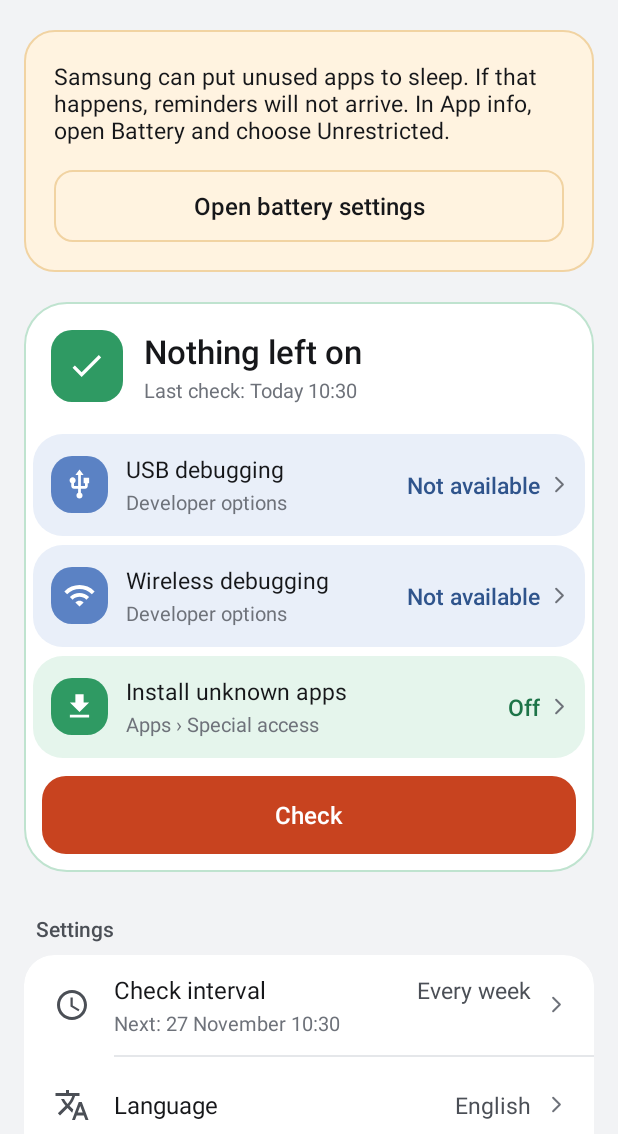
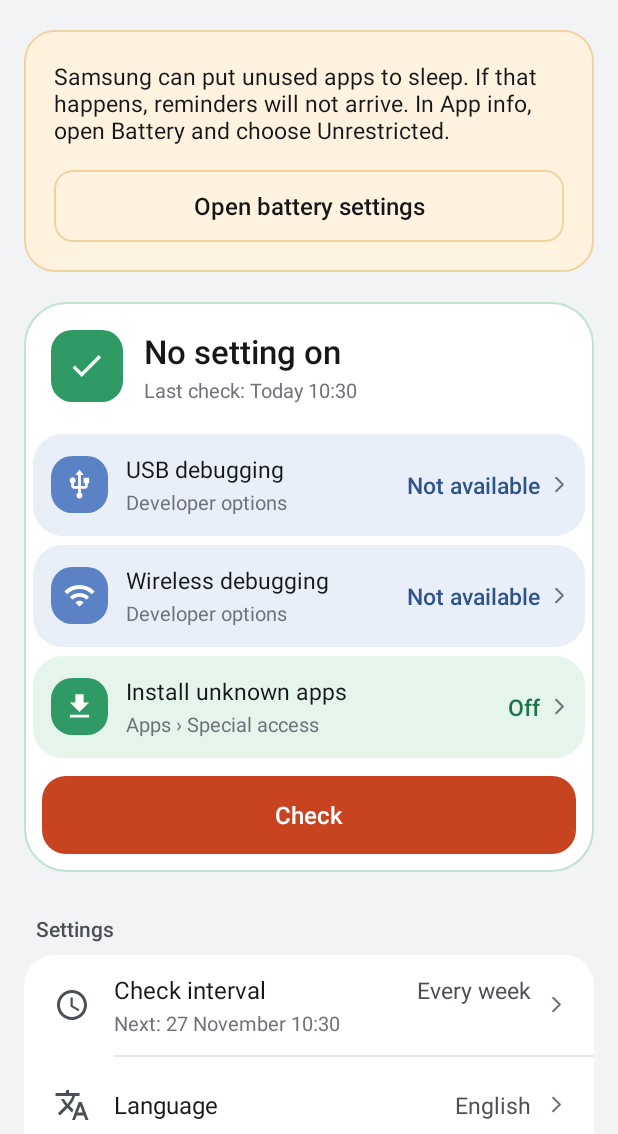
Before and after one commit to SCgrS/Watchdog, an Android app: the screen it shows after launch (MainActivity), on a phone screen of 412 x 824 dp, the part 102-1236 px from its top. Run offline under Robolectric (Android 15) with nearby library versions, the phone set to English and light mode, and no system bars.

Commit message:
Summary says "2 settings on" and "No setting on"
- The status card's summary: "2 settings on" / "2 ayar açık", and "No
  setting on" / "Açık ayar yok" when nothing is on (the owner's wording).
- About in Turkish: "Ayarları açma kapatma yetkisi yoktur".
- README screenshots of 0.1.5. Version 0.1.5.

Co-Authored-By: Claude Opus 5.5 <noreply@anthropic.com>

```diff
--- a/app/build.gradle.kts
+++ b/app/build.gradle.kts
@@ -29,8 +29,8 @@ android {
         applicationId = "com.cgrshn.watchdog"
         minSdk = 31
         targetSdk = 37
-        versionCode = 7
-        versionName = "0.1.4"
+        versionCode = 8
+        versionName = "0.1.5"
     }
 
     signingConfigs {
--- a/app/src/main/java/com/cgrshn/watchdog/MainActivity.kt
+++ b/app/src/main/java/com/cgrshn/watchdog/MainActivity.kt
@@ -122,13 +122,13 @@ class MainActivity : Activity() {
     }
 
     /**
-     * The summary on top of the status card, in the color of what it says: How many settings are left on (amber), or that
-     * nothing is left on (green). It never says "all clear": Auto Blocker cannot be read on Samsung phones.
+     * The summary on top of the status card, in the color of what it says: How many settings are on ("2 settings on",
+     * amber), or "No setting on" (green). It never says "all clear": Auto Blocker cannot be read on Samsung phones.
      */
     private fun showSummary(snapshot: Snapshot) {
         val leftOn = listOf(snapshot.usb, snapshot.wireless, snapshot.unknownApps).count { it == State.ON }
         val (meaning, title) = when {
-            leftOn > 0 -> Meaning.RISK to resources.getQuantityString(R.plurals.summary_left_on, leftOn, leftOn)
+            leftOn > 0 -> Meaning.RISK to resources.getQuantityString(R.plurals.summary_on, leftOn, leftOn)
             snapshot.autoBlocker == State.OFF -> Meaning.RISK to getString(R.string.summary_auto_blocker_off)
             else -> Meaning.SAFE to getString(R.string.summary_nothing_on)
         }
--- a/app/src/main/res/values/strings.xml
+++ b/app/src/main/res/values/strings.xml
@@ -25,16 +25,16 @@
     <string name="state_unknown">Unknown</string>
     <string name="state_absent">Not available</string>
     <!-- The summary on top of the status card. -->
-    <plurals name="summary_left_on">
-        <item quantity="one">%d setting left on</item>
-        <item quantity="other">%d settings left on</item>
+    <plurals name="summary_on">
+        <item quantity="one">%d setting on</item>
+        <item quantity="other">%d settings on</item>
     </plurals>
     <string name="summary_all_clear">All clear</string>
     <string name="summary_one_on">%1$s on</string>
     <!-- Only shown when two or more settings are on, so the plural form is always right. -->
     <string name="summary_many_on" tools:ignore="PluralsCandidate">%1$d settings on</string>
     <string name="summary_auto_blocker_off">Auto Blocker is off</string>
-    <string name="summary_nothing_on">Nothing left on</string>
+    <string name="summary_nothing_on">No setting on</string>
     <!-- "Last check: Today 10:33". -->
     <string name="last_check">Last check: %1$s</string>
     <string name="check">Check</string>
```
Also changed, not shown: 8 other files.
